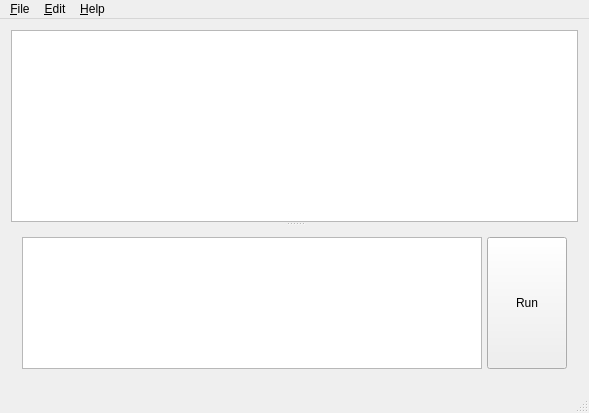
The window that forms/mainwindow.ui (damaki/Turtyl) describes before a commit, drawn with Qt 5.
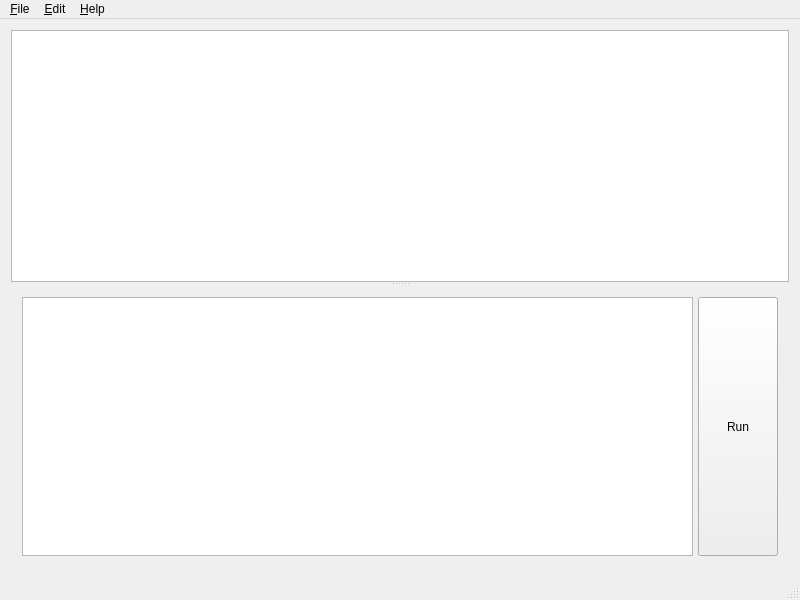
The same window after the commit.

Commit message: Canvas dragging now works

```diff
--- a/forms/mainwindow.ui
+++ b/forms/mainwindow.ui
@@ -6,8 +6,8 @@
    <rect>
     <x>0</x>
     <y>0</y>
-    <width>589</width>
-    <height>413</height>
+    <width>800</width>
+    <height>600</height>
    </rect>
   </property>
   <property name="windowTitle">
@@ -108,7 +108,7 @@
     <rect>
      <x>0</x>
      <y>0</y>
-     <width>589</width>
+     <width>800</width>
      <height>25</height>
     </rect>
    </property>
```
The commit also changes 2 other files.
